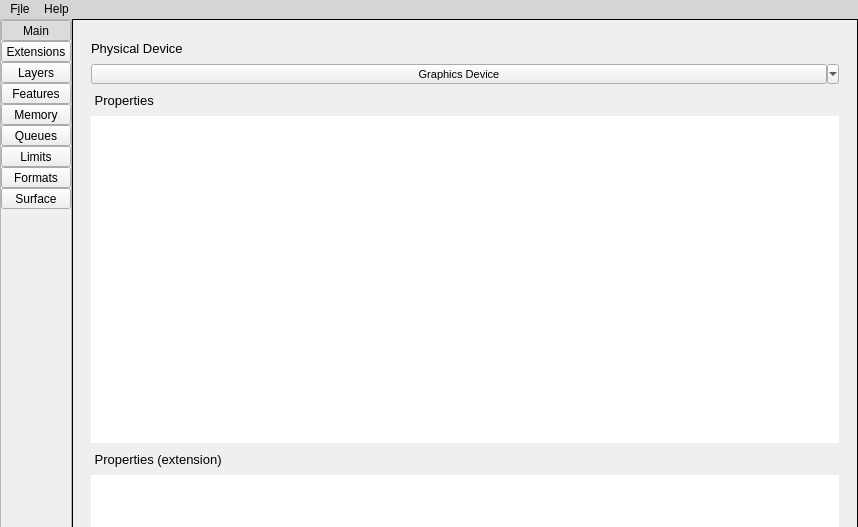
Above: src/vk_capabilities_main_window.ui from kuumies/vulkan_capabilities before the change; both pictures show x 0 to 858 and y 0 to 527 of the 858 by 820 pixel window. Below: the same form after it.
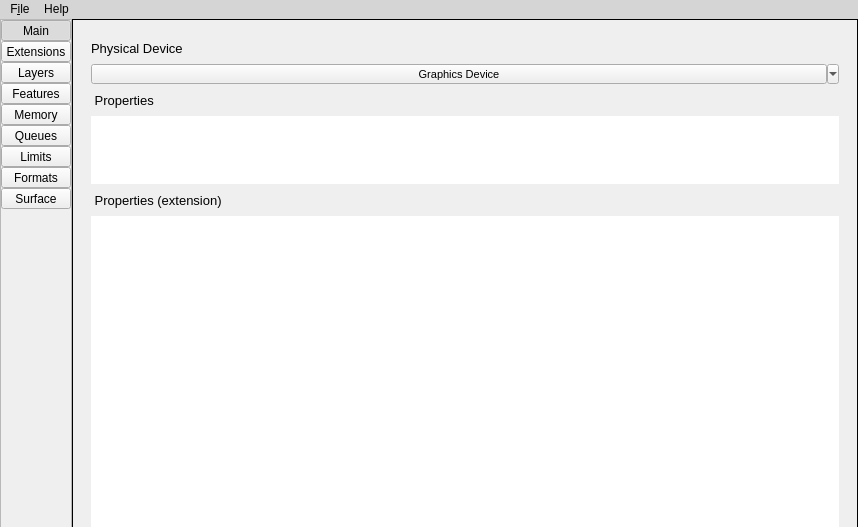
That is the form after the change. The open tabs and pages were chosen to show the change. Icons and pictures are not drawn.

Diff of the .ui file:
```diff
--- a/src/vk_capabilities_main_window.ui
+++ b/src/vk_capabilities_main_window.ui
@@ -494,7 +494,7 @@
             <number>0</number>
            </property>
            <widget class="QWidget" name="page">
-            <layout class="QVBoxLayout" name="verticalLayout">
+            <layout class="QVBoxLayout" name="verticalLayout" stretch="0,0,0,0,0,1">
              <item>
               <layout class="QHBoxLayout" name="horizontalLayout_11">
                <item>
@@ -634,6 +634,9 @@
                <property name="frameShape">
                 <enum>QFrame::NoFrame</enum>
                </property>
+               <property name="sizeAdjustPolicy">
+                <enum>QAbstractScrollArea::AdjustToContents</enum>
+               </property>
                <property name="editTriggers">
                 <set>QAbstractItemView::NoEditTriggers</set>
                </property>
```
Left out of the diff: 2 changed lines with no effect on the pictures.
